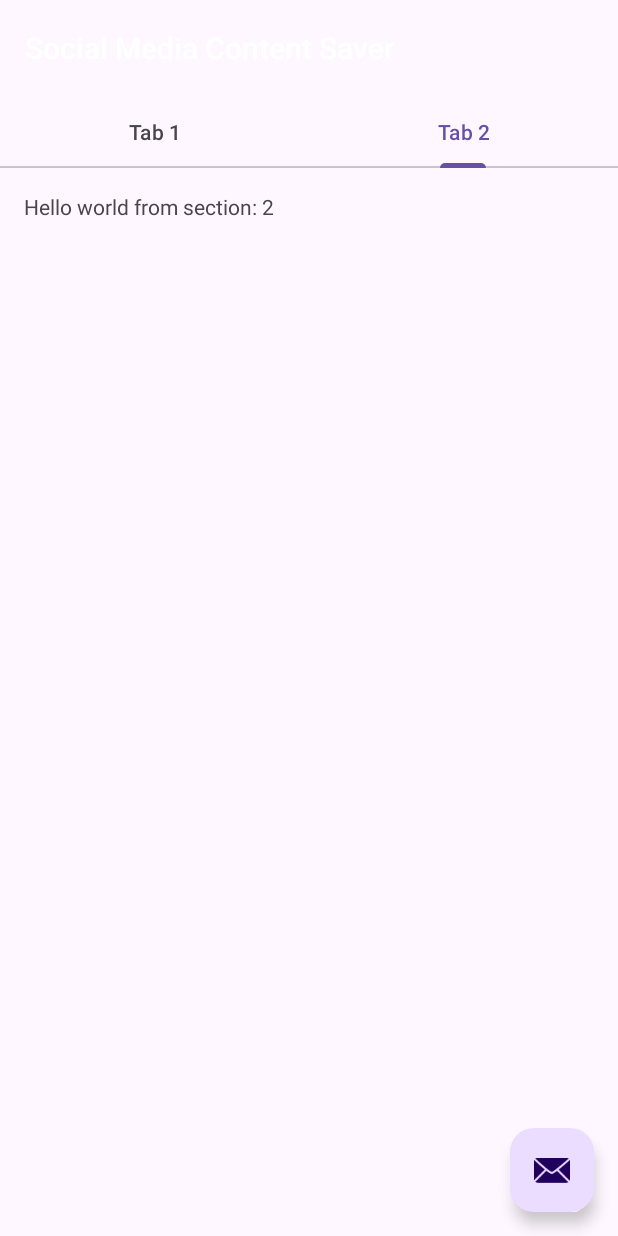
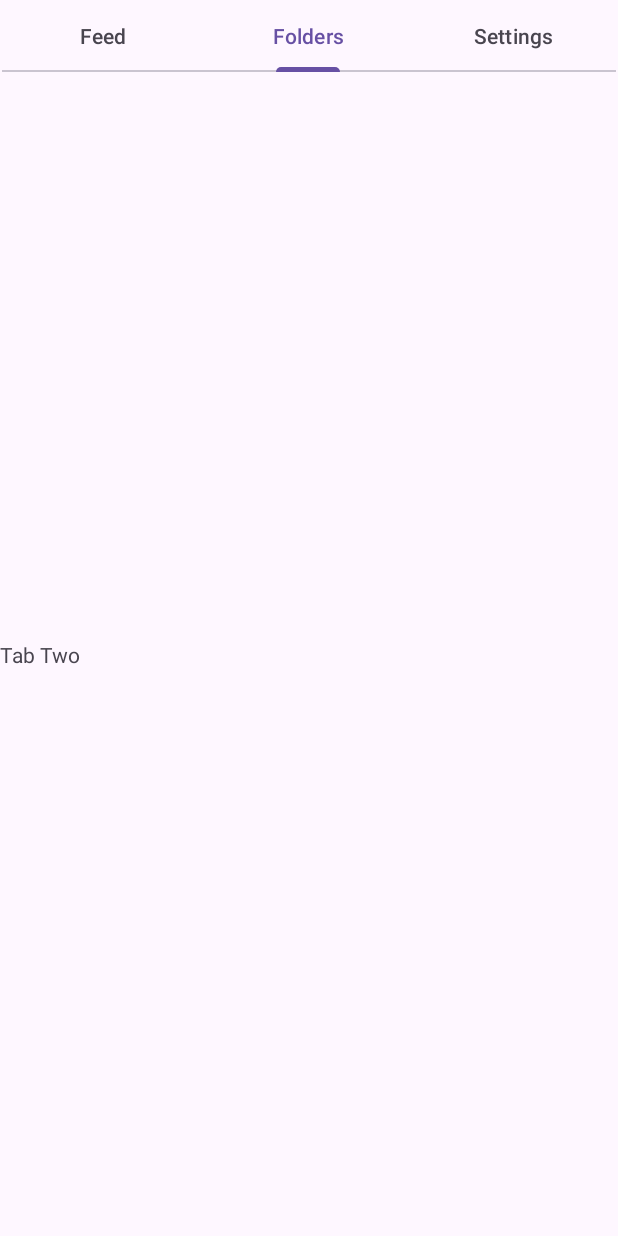
Before and after one commit to GinaHanaMi/social-media-content-saver, an Android app: the screen it shows after launch (MainActivity), tab 2 chosen, on a phone screen of 412 x 824 dp. Run offline under Robolectric (Android 15) with nearby library versions, the phone set to English and light mode, and no system bars.

Commit message:
Different approach

```diff
--- a/app/src/main/java/com/example/socialmediacontentsaver/MainActivity.java
+++ /dev/null
@@ -1,46 +0,0 @@
-package com.example.socialmediacontentsaver;
-
-import android.os.Bundle;
-
-import com.google.android.material.floatingactionbutton.FloatingActionButton;
-import com.google.android.material.snackbar.Snackbar;
-import com.google.android.material.tabs.TabLayout;
-
-import androidx.viewpager.widget.ViewPager;
-import androidx.appcompat.app.AppCompatActivity;
-
-import android.view.Menu;
-import android.view.MenuItem;
-import android.view.View;
-
-import com.example.socialmediacontentsaver.ui.main.SectionsPagerAdapter;
-import com.example.socialmediacontentsaver.databinding.ActivityMainBinding;
-
-public class MainActivity extends AppCompatActivity {
-
-    private ActivityMainBinding binding;
-
-    @Override
-    protected void onCreate(Bundle savedInstanceState) {
-        super.onCreate(savedInstanceState);
-
-        binding = ActivityMainBinding.inflate(getLayoutInflater());
-        setContentView(binding.getRoot());
-
-        SectionsPagerAdapter sectionsPagerAdapter = new SectionsPagerAdapter(this, getSupportFragmentManager());
-        ViewPager viewPager = binding.viewPager;
-        viewPager.setAdapter(sectionsPagerAdapter);
-        TabLayout tabs = binding.tabs;
-        tabs.setupWithViewPager(viewPager);
-        FloatingActionButton fab = binding.fab;
-
-        fab.setOnClickListener(new View.OnClickListener() {
-            @Override
-            public void onClick(View view) {
-                Snackbar.make(view, "Replace with your own action", Snackbar.LENGTH_LONG)
-                        .setAction("Action", null)
-                        .setAnchorView(R.id.fab).show();
-            }
-        });
-    }
-}
--- /dev/null
+++ b/app/src/main/java/com/example/socialmediacontentsaver/homeView/MainActivity.java
@@ -0,0 +1,68 @@
+package com.example.socialmediacontentsaver.homeView;
+
+import android.os.Bundle;
+import android.widget.Toast;
+
+import androidx.activity.EdgeToEdge;
+import androidx.appcompat.app.AppCompatActivity;
+import androidx.core.graphics.Insets;
+import androidx.core.view.ViewCompat;
+import androidx.core.view.WindowInsetsCompat;
+import androidx.viewpager2.widget.ViewPager2;
+
+import com.example.socialmediacontentsaver.R;
+import com.google.android.material.tabs.TabLayout;
+
+public class MainActivity extends AppCompatActivity {
+
+    TabLayout tabLayout;
+    ViewPager2 viewPager2;
+    VPAdapter myViewPagerAdapter;
+
+
+
+    @Override
+    protected void onCreate(Bundle savedInstanceState) {
+        super.onCreate(savedInstanceState);
+        EdgeToEdge.enable(this);
+        setContentView(R.layout.activity_main);
+
+        tabLayout = findViewById(R.id.tabLayout);
+        viewPager2 = findViewById(R.id.viewPager);
+        myViewPagerAdapter = new VPAdapter(this);
+        viewPager2.setAdapter(myViewPagerAdapter);
+
+        tabLayout.addOnTabSelectedListener(new TabLayout.OnTabSelectedListener() {
+            @Override
+            public void onTabSelected(TabLayout.Tab tab) {
+                viewPager2.setCurrentItem(tab.getPosition());
+
+            }
+
+            @Override
+            public void onTabUnselected(TabLayout.Tab tab) {
+
+            }
+
+            @Override
+            public void onTabReselected(TabLayout.Tab tab) {
+
+            }
+        });
+
+        viewPager2.registerOnPageChangeCallback(new ViewPager2.OnPageChangeCallback() {
+            @Override
+            public void onPageSelected(int position) {
+                super.onPageSelected(position);
+                tabLayout.selectTab(tabLayout.getTabAt(position));
+            }
+        });
+
+
+        ViewCompat.setOnApplyWindowInsetsListener(findViewById(R.id.main), (v, insets) -> {
+            Insets systemBars = insets.getInsets(WindowInsetsCompat.Type.systemBars());
+            v.setPadding(systemBars.left, systemBars.top, systemBars.right, systemBars.bottom);
+            return insets;
+        });
+    }
+}
--- /dev/null
+++ b/app/src/main/java/com/example/socialmediacontentsaver/homeView/VPAdapter.java
@@ -0,0 +1,33 @@
+package com.example.socialmediacontentsaver.homeView;
+
+
+import androidx.annotation.NonNull;
+import androidx.fragment.app.Fragment;
+import androidx.fragment.app.FragmentActivity;
+import androidx.viewpager2.adapter.FragmentStateAdapter;
+
+public class VPAdapter extends FragmentStateAdapter {
+    public VPAdapter(@NonNull FragmentActivity fragmentActivity) {
+        super(fragmentActivity);
+    }
+
+    @NonNull
+    @Override
+    public Fragment createFragment(int position) {
+        switch (position) {
+            case 0:
+                return new fragmentOne();
+            case 1:
+                return new fragmentTwo();
+            case 2:
+                return new fragmentThree();
+            default:
+                return new fragmentOne();
+        }
+    }
+
+    @Override
+    public int getItemCount() {
+        return 3;
+    }
+}
--- /dev/null
+++ b/app/src/main/java/com/example/socialmediacontentsaver/homeView/fragmentOne.java
@@ -0,0 +1,21 @@
+package com.example.socialmediacontentsaver.homeView;
+
+import android.os.Bundle;
+
+import androidx.fragment.app.Fragment;
+
+import android.view.LayoutInflater;
+import android.view.View;
+import android.view.ViewGroup;
+
+import com.example.socialmediacontentsaver.R;
+
+public class fragmentOne extends Fragment {
+
+    @Override
+    public View onCreateView(LayoutInflater inflater, ViewGroup container,
+                             Bundle savedInstanceState) {
+        // Inflate the layout for this fragment
+        return inflater.inflate(R.layout.fragment_one, container, false);
+    }
+}
--- /dev/null
+++ b/app/src/main/java/com/example/socialmediacontentsaver/homeView/fragmentThree.java
@@ -0,0 +1,21 @@
+package com.example.socialmediacontentsaver.homeView;
+
+import android.os.Bundle;
+
+import androidx.fragment.app.Fragment;
+
+import android.view.LayoutInflater;
+import android.view.View;
+import android.view.ViewGroup;
+
+import com.example.socialmediacontentsaver.R;
+
+public class fragmentThree extends Fragment {
+
+    @Override
+    public View onCreateView(LayoutInflater inflater, ViewGroup container,
+                             Bundle savedInstanceState) {
+        // Inflate the layout for this fragment
+        return inflater.inflate(R.layout.fragment_three, container, false);
+    }
+}
--- /dev/null
+++ b/app/src/main/java/com/example/socialmediacontentsaver/homeView/fragmentTwo.java
@@ -0,0 +1,22 @@
+package com.example.socialmediacontentsaver.homeView;
+
+import android.os.Bundle;
+
+import androidx.fragment.app.Fragment;
+
+import android.view.LayoutInflater;
+import android.view.View;
+import android.view.ViewGroup;
+
+import com.example.socialmediacontentsaver.R;
+
+
+public class fragmentTwo extends Fragment {
+
+    @Override
+    public View onCreateView(LayoutInflater inflater, ViewGroup container,
+                             Bundle savedInstanceState) {
+        // Inflate the layout for this fragment
+        return inflater.inflate(R.layout.fragment_two, container, false);
+    }
+}
--- a/app/src/main/java/com/example/socialmediacontentsaver/receiveData/ReceiveDataActivity.java
+++ b/app/src/main/java/com/example/socialmediacontentsaver/receiveData/ReceiveDataActivity.java
@@ -12,7 +12,6 @@ import android.widget.Button;
 import android.widget.EditText;
 import android.widget.ImageButton;
 import android.widget.ImageView;
-import android.widget.Toast;
 
 import androidx.activity.EdgeToEdge;
 import androidx.activity.result.ActivityResultLauncher;
--- a/app/src/main/java/com/example/socialmediacontentsaver/ui/main/PageViewModel.java
+++ /dev/null
@@ -1,22 +0,0 @@
-package com.example.socialmediacontentsaver.ui.main;
-
-import static androidx.lifecycle.Transformations.map;
-
-import androidx.arch.core.util.Function;
-import androidx.lifecycle.LiveData;
-import androidx.lifecycle.MutableLiveData;
-import androidx.lifecycle.ViewModel;
-
-public class PageViewModel extends ViewModel {
-
-    private MutableLiveData<Integer> mIndex = new MutableLiveData<>();
-    private LiveData<String> mText = map(mIndex, input -> "Hello world from section: " + input);
-
-    public void setIndex(int index) {
-        mIndex.setValue(index);
-    }
-
-    public LiveData<String> getText() {
-        return mText;
-    }
-}
--- a/app/src/main/java/com/example/socialmediacontentsaver/ui/main/PlaceholderFragment.java
+++ /dev/null
@@ -1,70 +0,0 @@
-package com.example.socialmediacontentsaver.ui.main;
-
-import android.os.Bundle;
-import android.view.LayoutInflater;
-import android.view.View;
-import android.view.ViewGroup;
-import android.widget.TextView;
-
-import androidx.annotation.Nullable;
-import androidx.annotation.NonNull;
-import androidx.fragment.app.Fragment;
-import androidx.lifecycle.Observer;
-import androidx.lifecycle.ViewModelProvider;
-
-import com.example.socialmediacontentsaver.R;
-import com.example.socialmediacontentsaver.databinding.FragmentMainBinding;
-
-/**
- * A placeholder fragment containing a simple view.
- */
-public class PlaceholderFragment extends Fragment {
-
-    private static final String ARG_SECTION_NUMBER = "section_number";
-
-    private PageViewModel pageViewModel;
-    private FragmentMainBinding binding;
-
-    public static PlaceholderFragment newInstance(int index) {
-        PlaceholderFragment fragment = new PlaceholderFragment();
-        Bundle bundle = new Bundle();
-        bundle.putInt(ARG_SECTION_NUMBER, index);
-        fragment.setArguments(bundle);
-        return fragment;
-    }
-
-    @Override
-    public void onCreate(Bundle savedInstanceState) {
-        super.onCreate(savedInstanceState);
-        pageViewModel = new ViewModelProvider(this).get(PageViewModel.class);
-        int index = 1;
-        if (getArguments() != null) {
-            index = getArguments().getInt(ARG_SECTION_NUMBER);
-        }
-        pageViewModel.setIndex(index);
-    }
-
-    @Override
-    public View onCreateView(
-            @NonNull LayoutInflater inflater, ViewGroup container,
-            Bundle savedInstanceState) {
-
-        binding = FragmentMainBinding.inflate(inflater, container, false);
-        View root = binding.getRoot();
-
-        final TextView textView = binding.sectionLabel;
-        pageViewModel.getText().observe(getViewLifecycleOwner(), new Observer<String>() {
-            @Override
-            public void onChanged(@Nullable String s) {
-                textView.setText(s);
-            }
-        });
-        return root;
-    }
-
-    @Override
-    public void onDestroyView() {
-        super.onDestroyView();
-        binding = null;
-    }
-}
--- a/app/src/main/java/com/example/socialmediacontentsaver/ui/main/SectionsPagerAdapter.java
+++ /dev/null
@@ -1,46 +0,0 @@
-package com.example.socialmediacontentsaver.ui.main;
-
-import android.content.Context;
-
-import androidx.annotation.Nullable;
-import androidx.annotation.StringRes;
-import androidx.fragment.app.Fragment;
-import androidx.fragment.app.FragmentManager;
-import androidx.fragment.app.FragmentPagerAdapter;
-
-import com.example.socialmediacontentsaver.R;
-
-/**
- * A [FragmentPagerAdapter] that returns a fragment corresponding to
- * one of the sections/tabs/pages.
- */
-public class SectionsPagerAdapter extends FragmentPagerAdapter {
-
-    @StringRes
-    private static final int[] TAB_TITLES = new int[]{R.string.tab_text_1, R.string.tab_text_2};
-    private final Context mContext;
-
-    public SectionsPagerAdapter(Context context, FragmentManager fm) {
-        super(fm);
-        mContext = context;
-    }
-
-    @Override
-    public Fragment getItem(int position) {
-        // getItem is called to instantiate the fragment for the given page.
-        // Return a PlaceholderFragment.
-        return PlaceholderFragment.newInstance(position + 1);
-    }
-
-    @Nullable
-    @Override
-    public CharSequence getPageTitle(int position) {
-        return mContext.getResources().getString(TAB_TITLES[position]);
-    }
-
-    @Override
-    public int getCount() {
-        // Show 2 total pages.
-        return 2;
-    }
-}
--- a/app/src/main/res/layout/activity_main.xml
+++ b/app/src/main/res/layout/activity_main.xml
@@ -1,44 +1,44 @@
 <?xml version="1.0" encoding="utf-8"?>
-<androidx.coordinatorlayout.widget.CoordinatorLayout xmlns:android="http://schemas.android.com/apk/res/android"
+<androidx.constraintlayout.widget.ConstraintLayout xmlns:android="http://schemas.android.com/apk/res/android"
     xmlns:app="http://schemas.android.com/apk/res-auto"
     xmlns:tools="http://schemas.android.com/tools"
+    android:id="@+id/main"
     android:layout_width="match_parent"
     android:layout_height="match_parent"
-    tools:context=".MainActivity">
+    tools:context=".homeView.MainActivity">
 
-    <com.google.android.material.appbar.AppBarLayout
+    <com.google.android.material.tabs.TabLayout
+        android:id="@+id/tabLayout"
+        android:layout_width="409dp"
+        android:layout_height="wrap_content"
+        app:layout_constraintEnd_toEndOf="parent"
+        app:layout_constraintHorizontal_bias="0.5"
+        app:layout_constraintStart_toStartOf="parent"
+        app:layout_constraintTop_toTopOf="parent">
+
+        <com.google.android.material.tabs.TabItem
+            android:layout_width="wrap_content"
+            android:layout_height="wrap_content"
+            android:text="Feed" />
+
+        <com.google.android.material.tabs.TabItem
+            android:layout_width="wrap_content"
+            android:layout_height="wrap_content"
+            android:text="Folders" />
+
+        <com.google.android.material.tabs.TabItem
+            android:layout_width="wrap_content"
+            android:layout_height="wrap_content"
+            android:text="Settings" />
+    </com.google.android.material.tabs.TabLayout>
+
+    <androidx.viewpager2.widget.ViewPager2
+        android:id="@+id/viewPager"
         android:layout_width="match_parent"
         android:layout_height="wrap_content"
-        android:theme="@style/Theme.SocialMediaContentSaver.AppBarOverlay">
+        app:layout_constraintBottom_toBottomOf="parent"
+        app:layout_constraintEnd_toEndOf="parent"
+        app:layout_constraintStart_toStartOf="parent"
+        app:layout_constraintTop_toBottomOf="@+id/tabLayout" />
 
-        <TextView
-            android:id="@+id/title"
-            android:layout_width="wrap_content"
-            android:layout_height="wrap_content"
-            android:gravity="center"
-            android:minHeight="?actionBarSize"
-            android:padding="@dimen/appbar_padding"
-            android:text="@string/app_name"
-            android:textAppearance="@style/TextAppearance.Widget.AppCompat.Toolbar.Title" />
-
-        <com.google.android.material.tabs.TabLayout
-            android:id="@+id/tabs"
-            android:layout_width="match_parent"
-            android:layout_height="wrap_content" />
-    </com.google.android.material.appbar.AppBarLayout>
-
-    <androidx.viewpager.widget.ViewPager
-        android:id="@+id/view_pager"
-        android:layout_width="match_parent"
-        android:layout_height="match_parent"
-        app:layout_behavior="@string/appbar_scrolling_view_behavior" />
-
-    <com.google.android.material.floatingactionbutton.FloatingActionButton
-        android:id="@+id/fab"
-        android:layout_width="wrap_content"
-        android:layout_height="wrap_content"
-        android:layout_gravity="bottom|end"
-        android:layout_marginEnd="@dimen/fab_margin"
-        android:layout_marginBottom="16dp"
-        app:srcCompat="@android:drawable/ic_dialog_email" />
-</androidx.coordinatorlayout.widget.CoordinatorLayout>
+</androidx.constraintlayout.widget.ConstraintLayout>
--- a/app/src/main/res/layout/fragment_main.xml
+++ /dev/null
@@ -1,23 +0,0 @@
-<?xml version="1.0" encoding="utf-8"?>
-<androidx.constraintlayout.widget.ConstraintLayout xmlns:android="http://schemas.android.com/apk/res/android"
-    xmlns:app="http://schemas.android.com/apk/res-auto"
-    xmlns:tools="http://schemas.android.com/tools"
-    android:id="@+id/constraintLayout"
-    android:layout_width="match_parent"
-    android:layout_height="match_parent"
-    tools:context=".ui.main.PlaceholderFragment">
-
-    <TextView
-        android:id="@+id/section_label"
-        android:layout_width="wrap_content"
-        android:layout_height="wrap_content"
-        android:layout_marginStart="@dimen/activity_horizontal_margin"
-        android:layout_marginTop="@dimen/activity_vertical_margin"
-        android:layout_marginEnd="@dimen/activity_horizontal_margin"
-        android:layout_marginBottom="@dimen/activity_vertical_margin"
-        app:layout_constraintLeft_toLeftOf="parent"
-        app:layout_constraintTop_toTopOf="@+id/constraintLayout"
-        tools:layout_constraintLeft_creator="1"
-        tools:layout_constraintTop_creator="1" />
-
-</androidx.constraintlayout.widget.ConstraintLayout>
--- /dev/null
+++ b/app/src/main/res/layout/fragment_one.xml
@@ -0,0 +1,14 @@
+<?xml version="1.0" encoding="utf-8"?>
+<FrameLayout xmlns:android="http://schemas.android.com/apk/res/android"
+    xmlns:tools="http://schemas.android.com/tools"
+    android:layout_width="match_parent"
+    android:layout_height="match_parent"
+    tools:context=".homeView.fragmentOne">
+
+    <!-- TODO: Update blank fragment layout -->
+    <TextView
+        android:layout_width="match_parent"
+        android:layout_height="match_parent"
+        android:text="Tab One" />
+
+</FrameLayout>
--- /dev/null
+++ b/app/src/main/res/layout/fragment_three.xml
@@ -0,0 +1,14 @@
+<?xml version="1.0" encoding="utf-8"?>
+<FrameLayout xmlns:android="http://schemas.android.com/apk/res/android"
+    xmlns:tools="http://schemas.android.com/tools"
+    android:layout_width="match_parent"
+    android:layout_height="match_parent"
+    tools:context=".homeView.fragmentThree">
+
+    <!-- TODO: Update blank fragment layout -->
+    <TextView
+        android:layout_width="match_parent"
+        android:layout_height="match_parent"
+        android:text="Tab Three" />
+
+</FrameLayout>
--- /dev/null
+++ b/app/src/main/res/layout/fragment_two.xml
@@ -0,0 +1,14 @@
+<?xml version="1.0" encoding="utf-8"?>
+<FrameLayout xmlns:android="http://schemas.android.com/apk/res/android"
+    xmlns:tools="http://schemas.android.com/tools"
+    android:layout_width="match_parent"
+    android:layout_height="match_parent"
+    tools:context=".homeView.fragmentTwo">
+
+    <!-- TODO: Update blank fragment layout -->
+    <TextView
+        android:layout_width="match_parent"
+        android:layout_height="match_parent"
+        android:text="Tab Two" />
+
+</FrameLayout>
--- a/app/src/main/res/values/strings.xml
+++ b/app/src/main/res/values/strings.xml
@@ -3,4 +3,6 @@
     <string name="title_activity_main">MainActivity</string>
     <string name="tab_text_1">Tab 1</string>
     <string name="tab_text_2">Tab 2</string>
+    <!-- TODO: Remove or change this placeholder text -->
+    <string name="hello_blank_fragment">Hello blank fragment</string>
 </resources>
```
Also changed, not shown: app/src/main/AndroidManifest.xml (+4 -5 lines).
